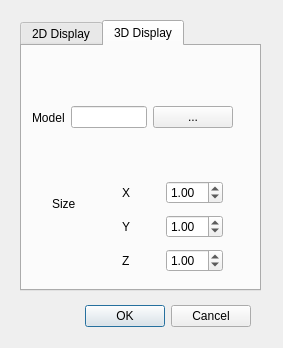
Before: the Qt Designer form cassandra/uis/AgentConfigurator.ui in xrubio/pandora, drawn with Qt 5.
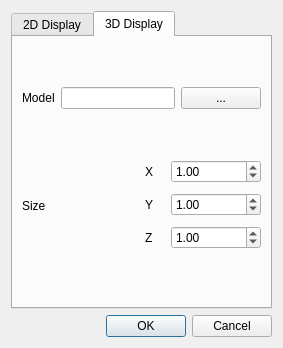
After: the same form once the commit is applied. The open tabs and pages were chosen to show the change.

Diff of the .ui file:
```diff
--- a/cassandra/uis/AgentConfigurator.ui
+++ b/cassandra/uis/AgentConfigurator.ui
@@ -10,34 +10,24 @@
     <height>348</height>
    </rect>
   </property>
+  <property name="sizePolicy">
+   <sizepolicy hsizetype="MinimumExpanding" vsizetype="MinimumExpanding">
+    <horstretch>0</horstretch>
+    <verstretch>0</verstretch>
+   </sizepolicy>
+  </property>
+  <property name="minimumSize">
+   <size>
+    <width>283</width>
+    <height>348</height>
+   </size>
+  </property>
   <property name="windowTitle">
    <string>Dialog</string>
   </property>
-  <widget class="QDialogButtonBox" name="buttonBox">
-   <property name="geometry">
-    <rect>
-     <x>30</x>
-     <y>300</y>
-     <width>221</width>
-     <height>32</height>
-    </rect>
-   </property>
-   <property name="orientation">
-    <enum>Qt::Horizontal</enum>
-   </property>
-   <property name="standardButtons">
-    <set>QDialogButtonBox::Cancel|QDialogButtonBox::Ok</set>
-   </property>
-  </widget>
+  <layout class="QVBoxLayout" name="verticalLayout_6">
+   <item>
   <widget class="QTabWidget" name="tabWidget">
-   <property name="geometry">
-    <rect>
-     <x>20</x>
-     <y>20</y>
-     <width>241</width>
-     <height>271</height>
-    </rect>
-   </property>
    <property name="currentIndex">
     <number>0</number>
    </property>
@@ -124,15 +114,8 @@
     <attribute name="title">
      <string>3D Display</string>
     </attribute>
-    <widget class="QWidget" name="horizontalLayoutWidget_6">
-     <property name="geometry">
-      <rect>
-       <x>10</x>
-       <y>40</y>
-       <width>201</width>
-       <height>63</height>
-      </rect>
-     </property>
+      <layout class="QVBoxLayout" name="verticalLayout_4">
+       <item>
      <layout class="QHBoxLayout" name="horizontalLayout_6">
       <item>
        <widget class="QLabel" name="label">
@@ -152,21 +135,40 @@
        </widget>
       </item>
      </layout>
-    </widget>
-    <widget class="QWidget" name="verticalLayoutWidget_3">
-     <property name="geometry">
-      <rect>
-       <x>100</x>
-       <y>130</y>
-       <width>101</width>
-       <height>101</height>
-      </rect>
-     </property>
+       </item>
+       <item>
+        <layout class="QHBoxLayout" name="horizontalLayout_7">
+         <item>
+          <widget class="QLabel" name="label_6">
+           <property name="minimumSize">
+            <size>
+             <width>93</width>
+             <height>99</height>
+            </size>
+           </property>
+           <property name="text">
+            <string>Size</string>
+           </property>
+          </widget>
+         </item>
+         <item>
      <layout class="QVBoxLayout" name="verticalLayout_3">
       <item>
        <layout class="QHBoxLayout" name="horizontalLayout_3">
         <item>
          <widget class="QLabel" name="label_3">
+               <property name="sizePolicy">
+                <sizepolicy hsizetype="Fixed" vsizetype="Preferred">
+                 <horstretch>0</horstretch>
+                 <verstretch>0</verstretch>
+                </sizepolicy>
+               </property>
+               <property name="minimumSize">
+                <size>
+                 <width>20</width>
+                 <height>0</height>
+                </size>
+               </property>
           <property name="text">
            <string>X</string>
           </property>
@@ -188,6 +190,18 @@
        <layout class="QHBoxLayout" name="horizontalLayout_5">
         <item>
          <widget class="QLabel" name="label_5">
+               <property name="sizePolicy">
+                <sizepolicy hsizetype="Fixed" vsizetype="Preferred">
+                 <horstretch>0</horstretch>
+                 <verstretch>0</verstretch>
+                </sizepolicy>
+               </property>
+               <property name="minimumSize">
+                <size>
+                 <width>20</width>
+                 <height>0</height>
+                </size>
+               </property>
           <property name="text">
            <string>Y</string>
           </property>
@@ -209,6 +223,18 @@
        <layout class="QHBoxLayout" name="horizontalLayout_4">
         <item>
          <widget class="QLabel" name="label_4">
+               <property name="sizePolicy">
+                <sizepolicy hsizetype="Fixed" vsizetype="Preferred">
+                 <horstretch>0</horstretch>
+                 <verstretch>0</verstretch>
+                </sizepolicy>
+               </property>
+               <property name="minimumSize">
+                <size>
+                 <width>20</width>
+                 <height>0</height>
+                </size>
+               </property>
           <property name="text">
            <string>Z</string>
           </property>
@@ -227,22 +253,24 @@
        </layout>
       </item>
      </layout>
-    </widget>
-    <widget class="QLabel" name="label_6">
-     <property name="geometry">
-      <rect>
-       <x>30</x>
-       <y>150</y>
-       <width>53</width>
-       <height>15</height>
-      </rect>
+         </item>
+        </layout>
+       </item>
+      </layout>
+     </widget>
+    </widget>
+   </item>
+   <item>
+    <widget class="QDialogButtonBox" name="buttonBox">
+     <property name="orientation">
+      <enum>Qt::Horizontal</enum>
      </property>
-     <property name="text">
-      <string>Size</string>
+     <property name="standardButtons">
+      <set>QDialogButtonBox::Cancel|QDialogButtonBox::Ok</set>
      </property>
     </widget>
-   </widget>
-  </widget>
+   </item>
+  </layout>
  </widget>
  <resources/>
  <connections>
```
Left out of the diff: 28 changed lines with no effect on the pictures. Lines whose indentation alone changed are shown as unchanged.
